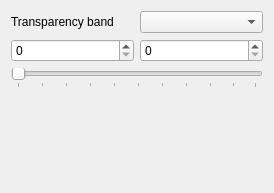
First picture: the form in ui/rastertransparencywidgetbase.ui, repository alexbruy/raster-transparency, before the edit.
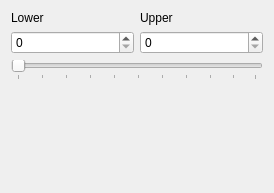
Second picture: the form after the edit. Custom widgets are drawn as their Qt base class.

Commit message: read and write transparency settings

```diff
--- a/ui/rastertransparencywidgetbase.ui
+++ b/ui/rastertransparencywidgetbase.ui
@@ -49,12 +49,16 @@
    <item row="0" column="0">
     <widget class="QLabel" name="label">
      <property name="text">
-      <string>Transparency band</string>
+      <string>Lower</string>
      </property>
     </widget>
    </item>
    <item row="0" column="1">
-    <widget class="QgsRasterBandComboBox" name="cmbBand"/>
+    <widget class="QLabel" name="label_2">
+     <property name="text">
+      <string>Upper</string>
+     </property>
+    </widget>
    </item>
   </layout>
  </widget>
@@ -64,11 +68,6 @@
    <extends>QSlider</extends>
    <header>rastertransparency.gui.qrangeslider</header>
   </customwidget>
-  <customwidget>
-   <class>QgsRasterBandComboBox</class>
-   <extends>QComboBox</extends>
-   <header>qgis.gui</header>
-  </customwidget>
   <customwidget>
    <class>QgsSpinBox</class>
    <extends>QSpinBox</extends>
```
The commit also changes 1 other file.
